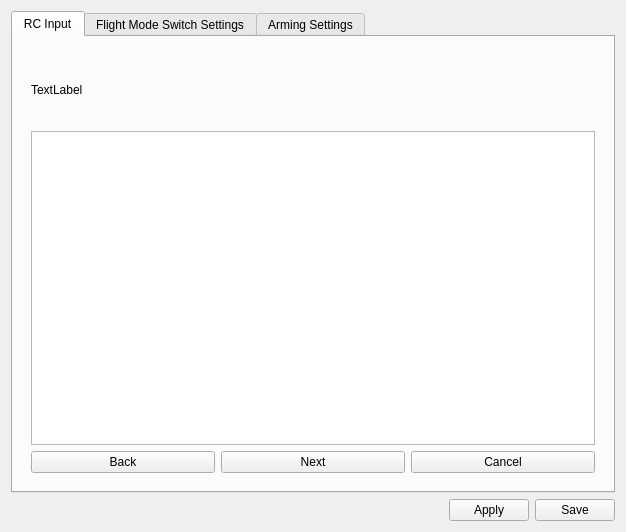
First picture: the form in ground/openpilotgcs/src/plugins/config/input.ui, repository openpilot/OpenPilot, before the edit.
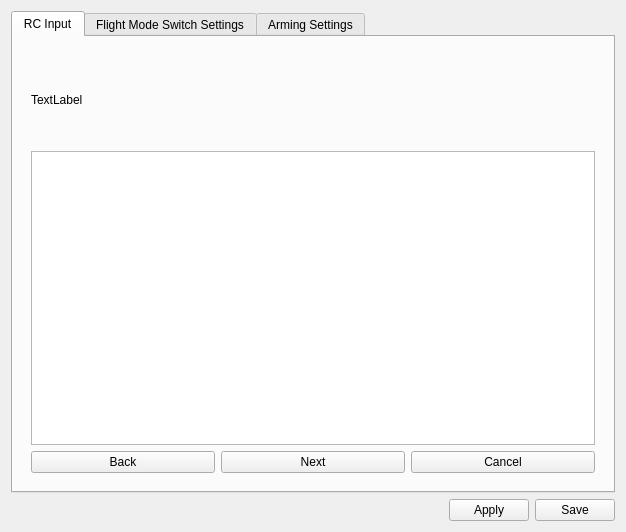
Second picture: the form after the edit. Icons and pictures are not drawn.

Commit message: Fix resizing issue with input wizard

What changed in the file:
```diff
--- a/ground/openpilotgcs/src/plugins/config/input.ui
+++ b/ground/openpilotgcs/src/plugins/config/input.ui
@@ -76,7 +76,7 @@
              <property name="minimumSize">
               <size>
                <width>0</width>
-               <height>70</height>
+               <height>90</height>
               </size>
              </property>
              <property name="text">
```
The commit also changes 1 other file.
